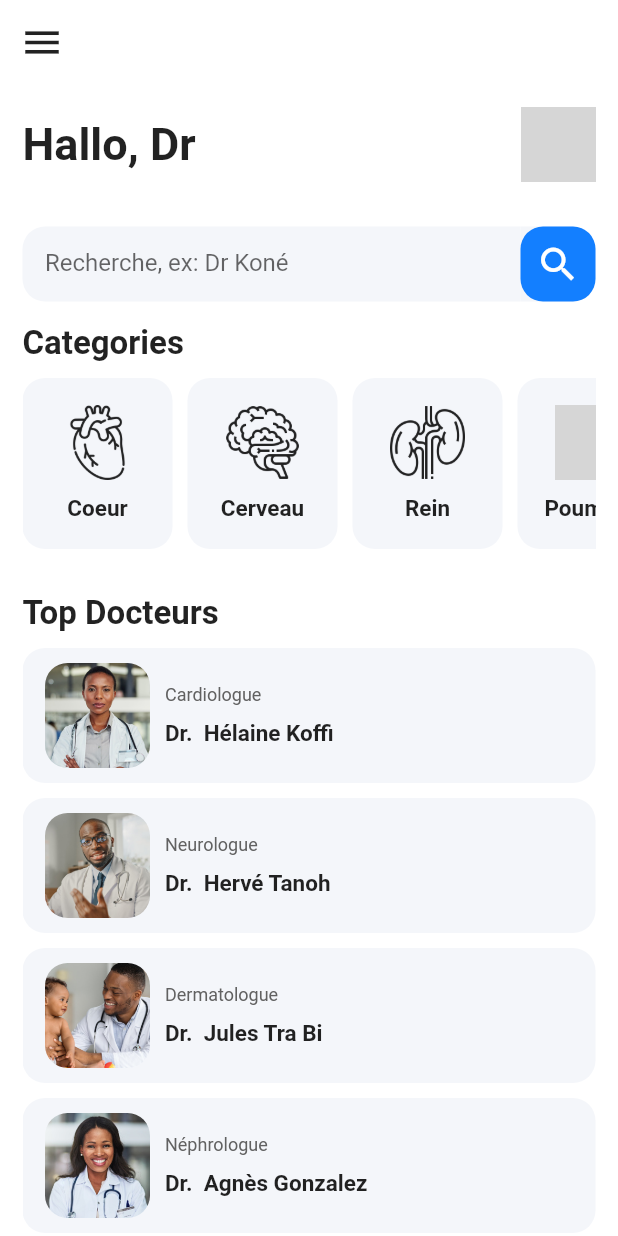
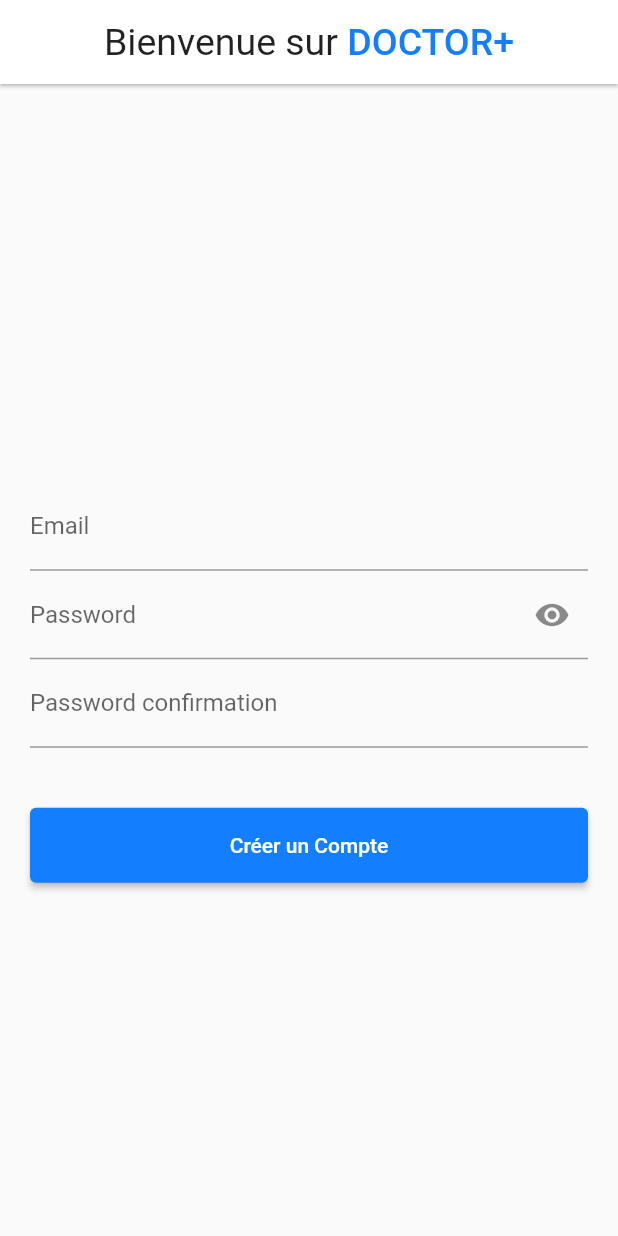
Before and after one commit to MisterPerfect007/sante_flutter, a Flutter app: the screen it shows after launch, on a phone screen of 412 x 824 dp. Run offline on Flutter 3.47's test engine with Material 2 defaults, Android fonts, the phone set to English and light mode, and no system bars; our stand-ins replace get; grey boxes are pictures that could not be loaded.

Commit message:
Loginscreen

```diff
--- /dev/null
+++ b/lib/features/login/screen.dart
@@ -0,0 +1,149 @@
+import 'package:flutter/material.dart';
+
+class LoginScreen extends StatelessWidget {
+  const LoginScreen({Key? key}) : super(key: key);
+
+  @override
+  Widget build(BuildContext context) {
+    Size size = MediaQuery.of(context).size;
+
+    return Scaffold(
+      appBar: AppBar(
+        backgroundColor: Colors.white,
+        elevation: 1,
+        title: Row(
+          mainAxisAlignment: MainAxisAlignment.center,
+          children: const [
+            Text(
+              "Bienvenue sur ",
+              style: TextStyle(
+                fontSize: 25,
+                fontWeight: FontWeight.w400,
+                color: Colors.black87,
+              ),
+            ),
+            Text(
+              "DOCTOR+",
+              style: TextStyle(
+                fontSize: 25,
+                fontWeight: FontWeight.w500,
+                color: Color(0xff137fff),
+              ),
+            ),
+          ],
+        ),
+      ),
+      body: SafeArea(
+        child: Center(
+          child: SingleChildScrollView(
+            child: Container(
+              // height: size.height,
+              padding: const EdgeInsets.all(20),
+              child: Center(
+                child: Column(mainAxisSize: MainAxisSize.min, children: [
+                  const SizedBox(height: 30),
+                  Form(
+                    child: Column(
+                      mainAxisSize: MainAxisSize.max,
+                      children: [
+                        const CustomTextFormField(labelText: 'Email'),
+                        const CustomPasswordFormField(
+                            labelText: 'Password', visibility: true),
+                        const CustomPasswordFormField(
+                            labelText: 'Password confirmation',
+                            visibility: false),
+                        const SizedBox(height: 40),
+                        ElevatedButton(
+                          onPressed: () {},
+                          style: ElevatedButton.styleFrom(
+                            primary: const Color(0xff137fff),
+                            minimumSize: const Size(double.infinity, 50),
+                          ),
+                          child: const Text(
+                            'Créer un Compte',
+                            style: TextStyle(),
+                          ),
+                        ),
+
+                      ],
+                    ),
+                  ),
+                ]),
+              ),
+            ),
+          ),
+        ),
+      ),
+    );
+  }
+}
+
+class CustomPasswordFormField extends StatefulWidget {
+  final bool visibility;
+  final String labelText;
+
+  const CustomPasswordFormField({
+    Key? key,
+    required this.labelText,
+    required this.visibility,
+  }) : super(key: key);
+
+  @override
+  State<CustomPasswordFormField> createState() =>
+      _CustomPasswordFormFieldState();
+}
+
+class _CustomPasswordFormFieldState extends State<CustomPasswordFormField> {
+  IconData _icon = Icons.visibility;
+  bool _isHidden = true;
+
+  @override
+  Widget build(BuildContext context) {
+    return TextFormField(
+      obscureText: _isHidden,
+      style: const TextStyle(
+        fontSize: 16,
+      ),
+      decoration: InputDecoration(
+        labelText: widget.labelText,
+        // border: InputBorder.none,
+        suffixIcon: widget.visibility
+            ? GestureDetector(
+                onTap: () {
+                  setState(() {
+                    _icon = _icon == Icons.visibility_off
+                        ? Icons.visibility
+                        : Icons.visibility_off;
+                    _isHidden = !_isHidden;
+                  });
+                },
+                child: Icon(_icon))
+            : null,
+      ),
+      validator: (value) {},
+    );
+  }
+}
+
+class CustomTextFormField extends StatelessWidget {
+  final String labelText;
+
+  const CustomTextFormField({
+    Key? key,
+    required this.labelText,
+  }) : super(key: key);
+
+  @override
+  Widget build(BuildContext context) {
+    return TextFormField(
+      style: const TextStyle(
+        fontSize: 16,
+      ),
+      decoration: InputDecoration(
+        labelText: labelText,
+        // border: InputBorder.none,
+      ),
+      validator: (value) {},
+    );
+  }
+}
--- a/lib/main.dart
+++ b/lib/main.dart
@@ -1,8 +1,5 @@
 import 'package:flutter/material.dart';
-import 'package:sante_app/pub.dev/caroussel.dart';
-import 'package:sante_app/pub.dev/splash_screen.dart';
-import 'package:sante_app/screens/home.dart';
-import 'package:sante_app/screens/search/search.dart';
+import 'package:sante_app/features/login/screen.dart';
 
 void main() {
   runApp(const MyApp());
@@ -21,7 +18,7 @@
         // fontFamily: 'Comforter',
         primarySwatch: Colors.blue,
       ),
-      home: const Home(),
+      home: const LoginScreen(),
     );
   }
 }
--- a/lib/screens/aboutDoctor/about_doctor.dart
+++ b/lib/screens/aboutDoctor/about_doctor.dart
@@ -47,33 +47,28 @@
           ),
         ),
       ),
-      body: Container(
+      body: SingleChildScrollView(
+        child: Container(
           alignment: Alignment.topCenter,
-        padding: EdgeInsets.only(left: 15, right: 15),
+          padding: const EdgeInsets.only(left: 15, right: 15),
           child: Column(
             children: [
               Container(
-              margin: EdgeInsets.only(top: 15),
+                margin: const EdgeInsets.only(top: 15),
                 height: 150,
                 width: 150,
                 decoration: BoxDecoration(
-                  borderRadius: BorderRadius.all(Radius.circular(20)),
+                    borderRadius: const BorderRadius.all(Radius.circular(20)),
                     image: DecorationImage(
                         fit: BoxFit.cover,
                         image: AssetImage(doctor["id_photo"]))),
               ),
-            SizedBox(
-              height: 30,
-            ),
+              const SizedBox(height: 30),
               Text(
                 doctor["specialist"],
-              style: TextStyle(
-                fontSize: 25,
+                style: const TextStyle(fontSize: 25),
               ),
-            ),
-            SizedBox(
-              height: 15,
-            ),
+              const SizedBox(height: 15),
               Text(
                 'Dr. ${doctor["name"]}',
                 textAlign: TextAlign.center,
@@ -82,8 +77,8 @@
                   fontWeight: FontWeight.w700,
                 ),
               ),
-            SizedBox(
-              height: 30,
+              const SizedBox(
+                height: 30
               ),
               Row(
                 mainAxisAlignment: MainAxisAlignment.center,
@@ -159,6 +154,7 @@
             ],
           ),
         ),
+      ),
     );
   }
 }
--- a/lib/screens/home/widget/doctor.dart
+++ b/lib/screens/home/widget/doctor.dart
@@ -38,8 +38,8 @@
           );
       },
       child: Container(
-        padding: EdgeInsets.only(left: 15, top: 10, bottom: 10),
-        margin: EdgeInsets.only(bottom: 10),
+        padding: const EdgeInsets.only(left: 15, top: 10, bottom: 10),
+        margin: const EdgeInsets.only(bottom: 10),
         decoration: BoxDecoration(
           color: isFiltered() ? Color(0xfffff6c8) : Color(0xfff4f6fa),
           // color: Color(0xfff4f6fa),
@@ -72,7 +72,7 @@
                 ),
                 const SizedBox(height: 10,),
                 Text(
-                  'Dr.  ${nom}',
+                  'Dr.  $nom',
                   style: const TextStyle(
                     fontSize: 15,
                     fontWeight: FontWeight.w700
```
Lines whose indentation alone changed are shown as unchanged.
